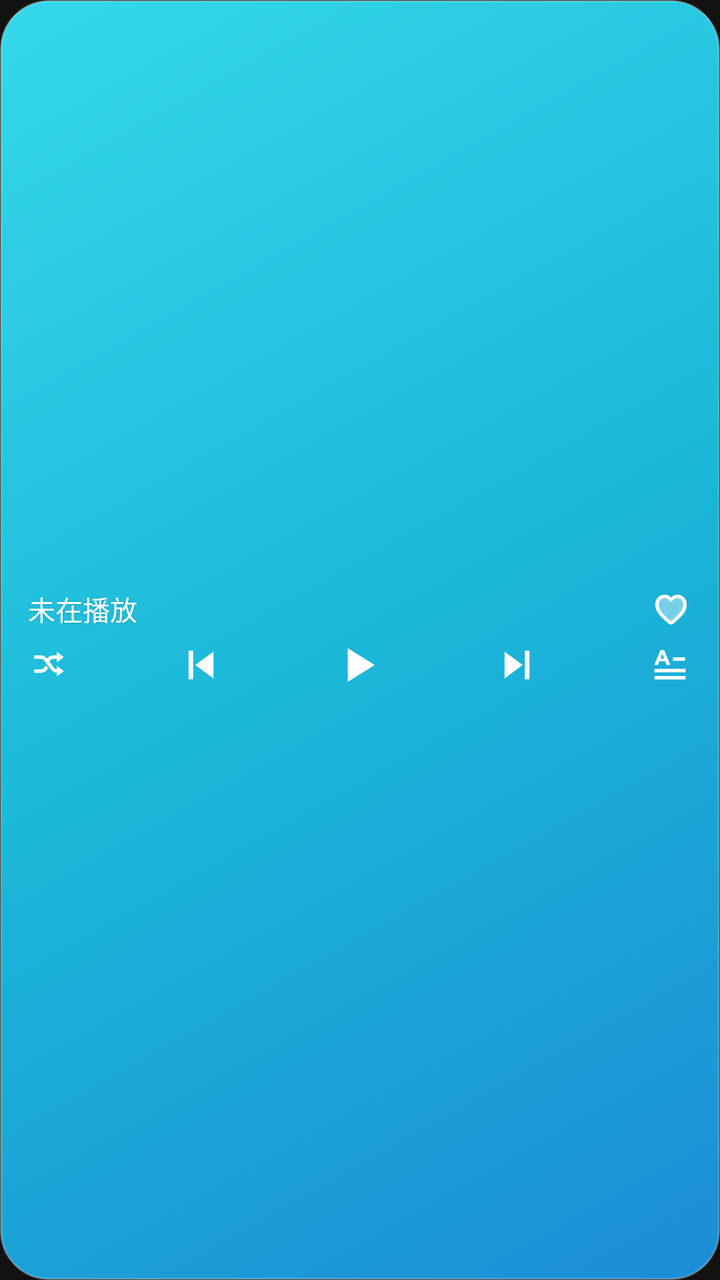
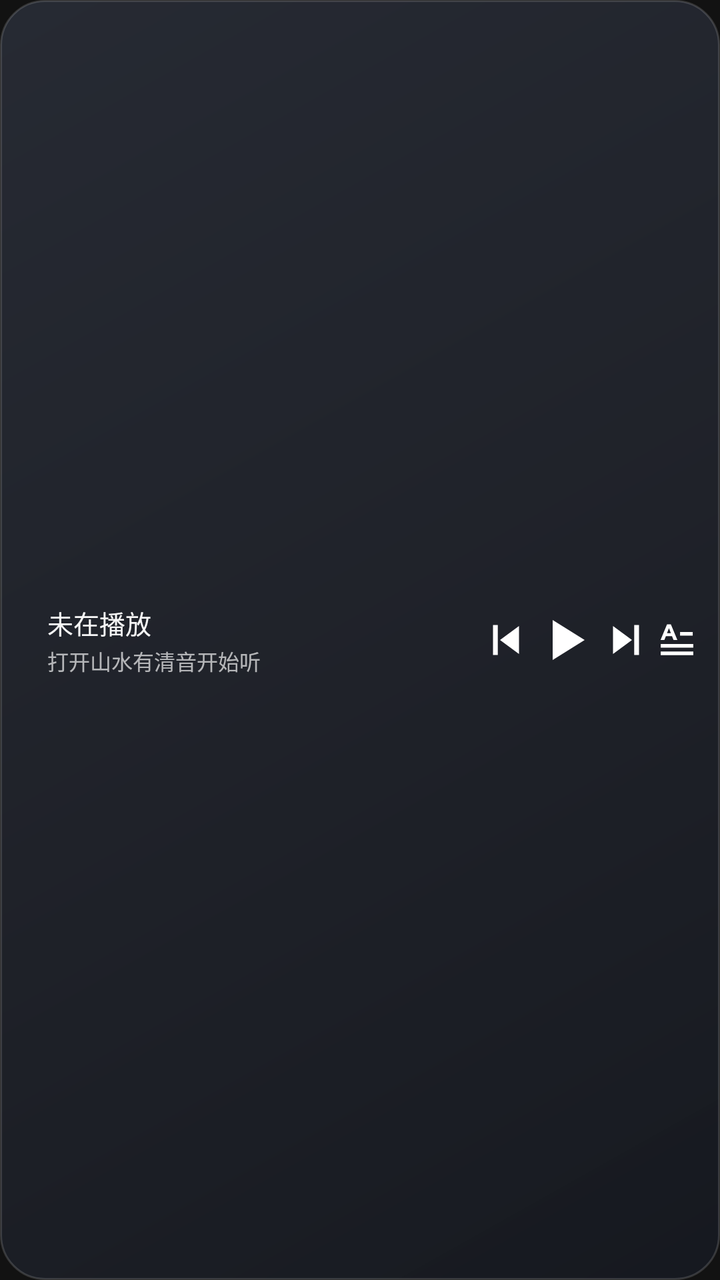

Compare the two renders of this Android layout. The source of the first and the diff that turns it into the second are given below.
<!-- AndroidManifest.xml: application theme Theme.Sonance -->
<!-- res/layout/widget_minimal.xml -->
<?xml version="1.0" encoding="utf-8"?>
<FrameLayout xmlns:android="http://schemas.android.com/apk/res/android"
    android:id="@+id/widget_root"
    android:layout_width="match_parent"
    android:layout_height="match_parent"
    android:background="@android:color/transparent">

    <ImageView
        android:id="@+id/widget_bg_img"
        android:layout_width="match_parent"
        android:layout_height="match_parent"
        android:importantForAccessibility="no"
        android:scaleType="fitXY"
        android:src="@drawable/widget_bg" />

    <LinearLayout
        android:layout_width="match_parent"
        android:layout_height="match_parent"
        android:gravity="center_vertical"
        android:orientation="vertical"
        android:paddingStart="14dp"
        android:paddingTop="7dp"
        android:paddingEnd="14dp"
        android:paddingBottom="7dp">

        <ImageView
            android:id="@+id/widget_cover"
            android:layout_width="0dp"
            android:layout_height="0dp"
            android:importantForAccessibility="no"
            android:visibility="gone" />

        
        <LinearLayout
            android:layout_width="match_parent"
            android:layout_height="wrap_content"
            android:gravity="center_vertical"
            android:orientation="horizontal">

            <FrameLayout
                android:layout_width="0dp"
                android:layout_height="wrap_content"
                android:layout_marginEnd="6dp"
                android:layout_weight="1">

                <LinearLayout
                    android:id="@+id/widget_info_group"
                    android:layout_width="match_parent"
                    android:layout_height="wrap_content"
                    android:orientation="vertical">

                    <TextView
                        android:id="@+id/widget_title"
                        android:layout_width="match_parent"
                        android:layout_height="wrap_content"
                        android:ellipsize="end"
                        android:fontFamily="sans-serif-medium"
                        android:includeFontPadding="false"
                        android:maxLines="1"
                        android:shadowColor="#26000000"
                        android:shadowDy="1"
                        android:shadowRadius="2"
                        android:text="@string/widget_idle_title"
                        android:textColor="#FFFFFFFF"
                        android:textSize="13.5sp" />

                    <TextView
                        android:id="@+id/widget_artist"
                        android:layout_width="0dp"
                        android:layout_height="0dp"
                        android:visibility="gone" />
                </LinearLayout>

                <LinearLayout
                    android:id="@+id/widget_lyric_group"
                    android:layout_width="match_parent"
                    android:layout_height="wrap_content"
                    android:orientation="vertical"
                    android:visibility="gone">

                    <TextView
                        android:id="@+id/widget_lyric_prev"
                        android:layout_width="0dp"
                        android:layout_height="0dp"
                        android:visibility="gone" />

                    <TextView
                        android:id="@+id/widget_lyric_cur"
                        android:layout_width="match_parent"
                        android:layout_height="wrap_content"
                        android:ellipsize="end"
                        android:fontFamily="sans-serif-medium"
                        android:includeFontPadding="false"
                        android:maxLines="1"
                        android:shadowColor="#26000000"
                        android:shadowDy="1"
                        android:shadowRadius="2"
                        android:textColor="#FFFFFFFF"
                        android:textSize="13.5sp" />

                    <TextView
                        android:id="@+id/widget_lyric_next"
                        android:layout_width="0dp"
                        android:layout_height="0dp"
                        android:visibility="gone" />
                </LinearLayout>
            </FrameLayout>

            <ImageView
                android:id="@+id/widget_fav"
                android:layout_width="21dp"
                android:layout_height="21dp"
                android:background="@drawable/widget_btn_ripple"
                android:contentDescription="@string/widget_fav_desc"
                android:scaleType="fitCenter"
                android:src="@drawable/widget_ic_heart_outline" />
        </LinearLayout>

        
        <LinearLayout
            android:id="@+id/widget_controls"
            android:layout_width="match_parent"
            android:layout_height="wrap_content"
            android:layout_marginTop="4dp"
            android:gravity="center_vertical"
            android:orientation="horizontal">

            <ImageView
                android:id="@+id/widget_mode"
                android:layout_width="21dp"
                android:layout_height="21dp"
                android:background="@drawable/widget_btn_ripple"
                android:contentDescription="@string/widget_mode_desc"
                android:scaleType="fitCenter"
                android:src="@drawable/widget_ic_mode_shuffle" />

            <FrameLayout
                android:layout_width="0dp"
                android:layout_height="1dp"
                android:layout_weight="1" />

            <ImageView
                android:id="@+id/widget_prev"
                android:layout_width="23dp"
                android:layout_height="23dp"
                android:background="@drawable/widget_btn_ripple"
                android:contentDescription="@string/widget_prev_desc"
                android:scaleType="fitCenter"
                android:src="@drawable/widget_ic_prev" />

            <FrameLayout
                android:layout_width="0dp"
                android:layout_height="1dp"
                android:layout_weight="1" />

            <ImageView
                android:id="@+id/widget_play"
                android:layout_width="27dp"
                android:layout_height="27dp"
                android:background="@drawable/widget_btn_ripple"
                android:contentDescription="@string/widget_play_desc"
                android:scaleType="fitCenter"
                android:src="@drawable/widget_ic_play" />

            <FrameLayout
                android:layout_width="0dp"
                android:layout_height="1dp"
                android:layout_weight="1" />

            <ImageView
                android:id="@+id/widget_next"
                android:layout_width="23dp"
                android:layout_height="23dp"
                android:background="@drawable/widget_btn_ripple"
                android:contentDescription="@string/widget_next_desc"
                android:scaleType="fitCenter"
                android:src="@drawable/widget_ic_next" />

            <FrameLayout
                android:layout_width="0dp"
                android:layout_height="1dp"
                android:layout_weight="1" />

            <ImageView
                android:id="@+id/widget_lyric_toggle"
                android:layout_width="22dp"
                android:layout_height="22dp"
                android:background="@drawable/widget_btn_ripple"
                android:contentDescription="@string/widget_lyric_desc"
                android:scaleType="fitCenter"
                android:src="@drawable/widget_ic_lyric" />
        </LinearLayout>
    </LinearLayout>

    <TextView
        android:id="@+id/widget_brand"
        android:layout_width="0dp"
        android:layout_height="0dp"
        android:visibility="gone" />

    <LinearLayout
        android:id="@+id/widget_progress_row"
        android:layout_width="0dp"
        android:layout_height="0dp"
        android:orientation="horizontal"
        android:visibility="gone">

        <TextView
            android:id="@+id/widget_time_cur"
            android:layout_width="wrap_content"
            android:layout_height="wrap_content" />

        <ImageView
            android:id="@+id/widget_progress"
            android:layout_width="0dp"
            android:layout_height="0dp"
            android:layout_weight="1"
            android:importantForAccessibility="no" />

        <TextView
            android:id="@+id/widget_time_total"
            android:layout_width="wrap_content"
            android:layout_height="wrap_content" />
    </LinearLayout>
</FrameLayout>
<!-- resources referenced by this layout -->
<resources>
  <!-- drawable widget_bg (drawable) -->
  <?xml version="1.0" encoding="utf-8"?>
  <shape xmlns:android="http://schemas.android.com/apk/res/android"
      android:shape="rectangle">
      <gradient
          android:angle="315"
          android:centerColor="#FF1BB8D8"
          android:endColor="#FF1C8CD6"
          android:startColor="#FF35D8EB"
          android:type="linear" />
      <corners android:radius="24dp" />
      <stroke
          android:width="1dp"
          android:color="#48FFFFFF" />
  </shape>
  <!-- drawable widget_btn_ripple (drawable) -->
  <?xml version="1.0" encoding="utf-8"?>
  <ripple xmlns:android="http://schemas.android.com/apk/res/android"
      android:color="#33FFFFFF" />
  <!-- drawable widget_ic_heart_outline (drawable) -->
  <?xml version="1.0" encoding="utf-8"?>
  <vector xmlns:android="http://schemas.android.com/apk/res/android"
      android:width="24dp"
      android:height="24dp"
      android:viewportWidth="24"
      android:viewportHeight="24">
      
      <path
          android:fillColor="#66FFFFFF"
          android:pathData="M12,20.8 C11.4,20.8 10.8,20.5 10.2,20.0 C6.2,16.5 3.0,13.6 3.0,9.4 C3.0,6.2 5.4,3.8 8.4,3.8 C10.0,3.8 11.4,4.5 12,5.6 C12.6,4.5 14.0,3.8 15.6,3.8 C18.6,3.8 21.0,6.2 21.0,9.4 C21.0,13.6 17.8,16.5 13.8,20.0 C13.2,20.5 12.6,20.8 12,20.8 Z" />
      <path
          android:fillColor="#FFFFFFFF"
          android:pathData="M15.6,3.8 C14.0,3.8 12.6,4.5 12,5.6 C11.4,4.5 10.0,3.8 8.4,3.8 C5.4,3.8 3.0,6.2 3.0,9.4 C3.0,13.6 6.2,16.5 10.2,20.0 C10.8,20.5 11.4,20.8 12,20.8 C12.6,20.8 13.2,20.5 13.8,20.0 C17.8,16.5 21.0,13.6 21.0,9.4 C21.0,6.2 18.6,3.8 15.6,3.8 Z M12.6,18.5 C12.2,18.8 11.8,18.8 11.4,18.5 C7.8,15.3 5.0,12.8 5.0,9.4 C5.0,7.3 6.5,5.8 8.4,5.8 C9.7,5.8 10.9,6.6 11.4,7.7 L12.6,7.7 C13.1,6.6 14.3,5.8 15.6,5.8 C17.5,5.8 19.0,7.3 19.0,9.4 C19.0,12.8 16.2,15.3 12.6,18.5 Z" />
  </vector>
  <!-- drawable widget_ic_mode_shuffle (drawable) -->
  <?xml version="1.0" encoding="utf-8"?>
  <vector xmlns:android="http://schemas.android.com/apk/res/android"
      android:width="24dp"
      android:height="24dp"
      android:viewportWidth="24"
      android:viewportHeight="24">
      
      <path
          android:fillColor="#FFFFFFFF"
          android:pathData="M16.5,4.5 L20.5,7.5 L16.5,10.5 L16.5,8.5 L14.6,8.5 C13.7,8.5 12.9,9.0 12.3,9.8 L11.4,11.1 L10.0,9.5 L10.9,8.3 C11.8,7.1 13.1,6.5 14.6,6.5 L16.5,6.5 Z" />
      <path
          android:fillColor="#FFFFFFFF"
          android:pathData="M3.5,6.5 L7.2,6.5 C8.7,6.5 10.0,7.1 10.9,8.3 L14.7,13.4 C15.2,14.1 16.0,14.5 16.9,14.5 L16.5,14.5 L16.5,12.5 L20.5,15.5 L16.5,18.5 L16.5,16.5 L16.9,16.5 C15.4,16.5 14.0,15.8 13.1,14.6 L9.3,9.5 C8.8,8.8 8.0,8.5 7.2,8.5 L3.5,8.5 Z" />
      <path
          android:fillColor="#FFFFFFFF"
          android:pathData="M3.5,14.5 L7.2,14.5 C8.0,14.5 8.8,14.1 9.3,13.4 L10.2,12.2 L11.6,13.8 L10.9,14.6 C10.0,15.8 8.7,16.5 7.2,16.5 L3.5,16.5 Z" />
  </vector>
  <!-- drawable widget_ic_play (drawable) -->
  <?xml version="1.0" encoding="utf-8"?>
  <vector xmlns:android="http://schemas.android.com/apk/res/android"
      android:width="24dp"
      android:height="24dp"
      android:viewportWidth="24"
      android:viewportHeight="24">
      <path
          android:fillColor="#FFFFFFFF"
          android:pathData="M7,4.5 L19,12 L7,19.5 Z" />
  </vector>
  <string name="widget_fav_desc">收藏或取消收藏</string>
  <string name="widget_idle_title">未在播放</string>
  <string name="widget_lyric_desc">显示或隐藏歌词</string>
  <string name="widget_mode_desc">切换播放模式</string>
  <string name="widget_next_desc">下一首</string>
  <string name="widget_play_desc">播放或暂停</string>
  <string name="widget_prev_desc">上一首</string>
  <color name="window_bg">#FF121212</color>
  <!-- unchanged entries left out for length: 4 -->
</resources>

<!-- the commit's change to res/layout/widget_minimal.xml (unified diff, before → after) -->
@@ -17,174 +17,141 @@
         android:layout_width="match_parent"
         android:layout_height="match_parent"
         android:gravity="center_vertical"
-        android:orientation="vertical"
-        android:paddingStart="14dp"
-        android:paddingTop="7dp"
-        android:paddingEnd="14dp"
-        android:paddingBottom="7dp">
+        android:orientation="horizontal"
+        android:paddingStart="12dp"
+        android:paddingTop="8dp"
+        android:paddingEnd="10dp"
+        android:paddingBottom="8dp">
 
         <ImageView
-            android:id="@+id/widget_cover"
-            android:layout_width="0dp"
-            android:layout_height="0dp"
+            android:id="@id/widget_minimal_accent"
+            android:layout_width="3.5dp"
+            android:layout_height="28dp"
             android:importantForAccessibility="no"
-            android:visibility="gone" />
-
-        
+            android:scaleType="fitXY" />
+
+        <FrameLayout
+            android:layout_width="0dp"
+            android:layout_height="wrap_content"
+            android:layout_marginStart="8dp"
+            android:layout_marginEnd="6dp"
+            android:layout_weight="1">
+
+            <LinearLayout
+                android:id="@+id/widget_info_group"
+                android:layout_width="match_parent"
+                android:layout_height="wrap_content"
+                android:orientation="vertical">
+
+                <TextView
+                    android:id="@+id/widget_title"
+                    android:layout_width="match_parent"
+                    android:layout_height="wrap_content"
+                    android:ellipsize="end"
+                    android:fontFamily="sans-serif-medium"
+                    android:includeFontPadding="false"
+                    android:maxLines="1"
+                    android:text="@string/widget_idle_title"
+                    android:textColor="#F5FFFFFF"
+                    android:textSize="13sp" />
+
+                <TextView
+                    android:id="@+id/widget_artist"
+                    android:layout_width="match_parent"
+                    android:layout_height="wrap_content"
+                    android:layout_marginTop="2dp"
+                    android:ellipsize="end"
+                    android:includeFontPadding="false"
+                    android:maxLines="1"
+                    android:text="@string/widget_idle_subtitle"
+                    android:textColor="#ABFFFFFF"
+                    android:textSize="10.5sp" />
+            </LinearLayout>
+
+            <LinearLayout
+                android:id="@+id/widget_lyric_group"
+                android:layout_width="match_parent"
+                android:layout_height="wrap_content"
+                android:orientation="vertical"
+                android:visibility="gone">
+
+                <TextView
+                    android:id="@+id/widget_lyric_prev"
+                    android:layout_width="0dp"
+                    android:layout_height="0dp"
+                    android:visibility="gone" />
+
+                <TextView
+                    android:id="@+id/widget_lyric_cur"
+                    android:layout_width="match_parent"
+                    android:layout_height="wrap_content"
+                    android:ellipsize="end"
+                    android:fontFamily="sans-serif-medium"
+                    android:includeFontPadding="false"
+                    android:maxLines="1"
+                    android:textColor="#F5FFFFFF"
+                    android:textSize="12.5sp" />
+
+                <TextView
+                    android:id="@id/widget_lyric_song_title"
+                    android:layout_width="match_parent"
+                    android:layout_height="wrap_content"
+                    android:layout_marginTop="2dp"
+                    android:ellipsize="end"
+                    android:includeFontPadding="false"
+                    android:maxLines="1"
+                    android:textColor="#ABFFFFFF"
+                    android:textSize="10sp" />
+
+                <TextView
+                    android:id="@+id/widget_lyric_next"
+                    android:layout_width="0dp"
+                    android:layout_height="0dp"
+                    android:visibility="gone" />
+            </LinearLayout>
+        </FrameLayout>
+
         <LinearLayout
-            android:layout_width="match_parent"
+            android:id="@+id/widget_controls"
+            android:layout_width="wrap_content"
             android:layout_height="wrap_content"
             android:gravity="center_vertical"
             android:orientation="horizontal">
 
-            <FrameLayout
-                android:layout_width="0dp"
-                android:layout_height="wrap_content"
-                android:layout_marginEnd="6dp"
-                android:layout_weight="1">
-
-                <LinearLayout
-                    android:id="@+id/widget_info_group"
-                    android:layout_width="match_parent"
-                    android:layout_height="wrap_content"
-                    android:orientation="vertical">
-
-                    <TextView
-                        android:id="@+id/widget_title"
-                        android:layout_width="match_parent"
-                        android:layout_height="wrap_content"
-                        android:ellipsize="end"
-                        android:fontFamily="sans-serif-medium"
-                        android:includeFontPadding="false"
-                        android:maxLines="1"
-                        android:shadowColor="#26000000"
-                        android:shadowDy="1"
-                        android:shadowRadius="2"
-                        android:text="@string/widget_idle_title"
-                        android:textColor="#FFFFFFFF"
-                        android:textSize="13.5sp" />
-
-                    <TextView
-                        android:id="@+id/widget_artist"
-                        android:layout_width="0dp"
-                        android:layout_height="0dp"
-                        android:visibility="gone" />
-                </LinearLayout>
-
-                <LinearLayout
-                    android:id="@+id/widget_lyric_group"
-                    android:layout_width="match_parent"
-                    android:layout_height="wrap_content"
-                    android:orientation="vertical"
-                    android:visibility="gone">
-
-                    <TextView
-                        android:id="@+id/widget_lyric_prev"
-                        android:layout_width="0dp"
-                        android:layout_height="0dp"
-                        android:visibility="gone" />
-
-                    <TextView
-                        android:id="@+id/widget_lyric_cur"
-                        android:layout_width="match_parent"
-                        android:layout_height="wrap_content"
-                        android:ellipsize="end"
-                        android:fontFamily="sans-serif-medium"
-                        android:includeFontPadding="false"
-                        android:maxLines="1"
-                        android:shadowColor="#26000000"
-                        android:shadowDy="1"
-                        android:shadowRadius="2"
-                        android:textColor="#FFFFFFFF"
-                        android:textSize="13.5sp" />
-
-                    <TextView
-                        android:id="@+id/widget_lyric_next"
-                        android:layout_width="0dp"
-                        android:layout_height="0dp"
-                        android:visibility="gone" />
-                </LinearLayout>
-            </FrameLayout>
-
-            <ImageView
-                android:id="@+id/widget_fav"
-                android:layout_width="21dp"
-                android:layout_height="21dp"
-                android:background="@drawable/widget_btn_ripple"
-                android:contentDescription="@string/widget_fav_desc"
-                android:scaleType="fitCenter"
-                android:src="@drawable/widget_ic_heart_outline" />
-        </LinearLayout>
-
-        
-        <LinearLayout
-            android:id="@+id/widget_controls"
-            android:layout_width="match_parent"
-            android:layout_height="wrap_content"
-            android:layout_marginTop="4dp"
-            android:gravity="center_vertical"
-            android:orientation="horizontal">
-
-            <ImageView
-                android:id="@+id/widget_mode"
-                android:layout_width="21dp"
-                android:layout_height="21dp"
-                android:background="@drawable/widget_btn_ripple"
-                android:contentDescription="@string/widget_mode_desc"
-                android:scaleType="fitCenter"
-                android:src="@drawable/widget_ic_mode_shuffle" />
-
-            <FrameLayout
-                android:layout_width="0dp"
-                android:layout_height="1dp"
-                android:layout_weight="1" />
-
             <ImageView
                 android:id="@+id/widget_prev"
+                android:layout_width="24dp"
+                android:layout_height="24dp"
+                android:background="@drawable/widget_btn_ripple"
+                android:contentDescription="@string/widget_prev_desc"
+                android:scaleType="fitCenter"
+                android:src="@drawable/widget_ic_prev" />
+
+            <ImageView
+                android:id="@+id/widget_play"
+                android:layout_width="32dp"
+                android:layout_height="32dp"
+                android:layout_marginStart="2dp"
+                android:background="@drawable/widget_btn_ripple"
+                android:contentDescription="@string/widget_play_desc"
+                android:scaleType="fitCenter"
+                android:src="@drawable/widget_ic_play" />
+
+            <ImageView
+                android:id="@+id/widget_next"
+                android:layout_width="24dp"
+                android:layout_height="24dp"
+                android:layout_marginStart="2dp"
+                android:background="@drawable/widget_btn_ripple"
+                android:contentDescription="@string/widget_next_desc"
+                android:scaleType="fitCenter"
+                android:src="@drawable/widget_ic_next" />
+
+            <ImageView
+                android:id="@+id/widget_lyric_toggle"
                 android:layout_width="23dp"
                 android:layout_height="23dp"
-                android:background="@drawable/widget_btn_ripple"
-                android:contentDescription="@string/widget_prev_desc"
-                android:scaleType="fitCenter"
-                android:src="@drawable/widget_ic_prev" />
-
-            <FrameLayout
-                android:layout_width="0dp"
-                android:layout_height="1dp"
-                android:layout_weight="1" />
-
-            <ImageView
-                android:id="@+id/widget_play"
-                android:layout_width="27dp"
-                android:layout_height="27dp"
-                android:background="@drawable/widget_btn_ripple"
-                android:contentDescription="@string/widget_play_desc"
-                android:scaleType="fitCenter"
-                android:src="@drawable/widget_ic_play" />
-
-            <FrameLayout
-                android:layout_width="0dp"
-                android:layout_height="1dp"
-                android:layout_weight="1" />
-
-            <ImageView
-                android:id="@+id/widget_next"
-                android:layout_width="23dp"
-                android:layout_height="23dp"
-                android:background="@drawable/widget_btn_ripple"
-                android:contentDescription="@string/widget_next_desc"
-                android:scaleType="fitCenter"
-                android:src="@drawable/widget_ic_next" />
-
-            <FrameLayout
-                android:layout_width="0dp"
-                android:layout_height="1dp"
-                android:layout_weight="1" />
-
-            <ImageView
-                android:id="@+id/widget_lyric_toggle"
-                android:layout_width="22dp"
-                android:layout_height="22dp"
+                android:layout_marginStart="2dp"
                 android:background="@drawable/widget_btn_ripple"
                 android:contentDescription="@string/widget_lyric_desc"
                 android:scaleType="fitCenter"
@@ -192,6 +159,28 @@
         </LinearLayout>
     </LinearLayout>
 
+    
+    <ImageView
+        android:id="@+id/widget_cover"
+        android:layout_width="0dp"
+        android:layout_height="0dp"
+        android:importantForAccessibility="no"
+        android:visibility="gone" />
+
+    <ImageView
+        android:id="@+id/widget_fav"
+        android:layout_width="0dp"
+        android:layout_height="0dp"
+        android:importantForAccessibility="no"
+        android:visibility="gone" />
+
+    <ImageView
+        android:id="@+id/widget_mode"
+        android:layout_width="0dp"
+        android:layout_height="0dp"
+        android:importantForAccessibility="no"
+        android:visibility="gone" />
+
     <TextView
         android:id="@+id/widget_brand"
         android:layout_width="0dp"
@@ -207,19 +196,18 @@
 
         <TextView
             android:id="@+id/widget_time_cur"
-            android:layout_width="wrap_content"
-            android:layout_height="wrap_content" />
+            android:layout_width="0dp"
+            android:layout_height="0dp" />
 
         <ImageView
             android:id="@+id/widget_progress"
             android:layout_width="0dp"
             android:layout_height="0dp"
-            android:layout_weight="1"
             android:importantForAccessibility="no" />
 
         <TextView
             android:id="@+id/widget_time_total"
-            android:layout_width="wrap_content"
-            android:layout_height="wrap_content" />
+            android:layout_width="0dp"
+            android:layout_height="0dp" />
     </LinearLayout>
 </FrameLayout>
<!-- resource entries referenced after the edit -->
@@ -6,52 +6,19 @@
       android:shape="rectangle">
       <gradient
           android:angle="315"
-          android:centerColor="#FF1BB8D8"
-          android:endColor="#FF1C8CD6"
-          android:startColor="#FF35D8EB"
+          android:centerColor="#EB20232B"
+          android:endColor="#F2161920"
+          android:startColor="#E8282C36"
           android:type="linear" />
-      <corners android:radius="24dp" />
+      <corners android:radius="22dp" />
       <stroke
           android:width="1dp"
-          android:color="#48FFFFFF" />
+          android:color="#26FFFFFF" />
   </shape>
   <!-- drawable widget_btn_ripple (drawable) -->
   <?xml version="1.0" encoding="utf-8"?>
   <ripple xmlns:android="http://schemas.android.com/apk/res/android"
       android:color="#33FFFFFF" />
-  <!-- drawable widget_ic_heart_outline (drawable) -->
-  <?xml version="1.0" encoding="utf-8"?>
-  <vector xmlns:android="http://schemas.android.com/apk/res/android"
-      android:width="24dp"
-      android:height="24dp"
-      android:viewportWidth="24"
-      android:viewportHeight="24">
-      
-      <path
-          android:fillColor="#66FFFFFF"
-          android:pathData="M12,20.8 C11.4,20.8 10.8,20.5 10.2,20.0 C6.2,16.5 3.0,13.6 3.0,9.4 C3.0,6.2 5.4,3.8 8.4,3.8 C10.0,3.8 11.4,4.5 12,5.6 C12.6,4.5 14.0,3.8 15.6,3.8 C18.6,3.8 21.0,6.2 21.0,9.4 C21.0,13.6 17.8,16.5 13.8,20.0 C13.2,20.5 12.6,20.8 12,20.8 Z" />
-      <path
-          android:fillColor="#FFFFFFFF"
-          android:pathData="M15.6,3.8 C14.0,3.8 12.6,4.5 12,5.6 C11.4,4.5 10.0,3.8 8.4,3.8 C5.4,3.8 3.0,6.2 3.0,9.4 C3.0,13.6 6.2,16.5 10.2,20.0 C10.8,20.5 11.4,20.8 12,20.8 C12.6,20.8 13.2,20.5 13.8,20.0 C17.8,16.5 21.0,13.6 21.0,9.4 C21.0,6.2 18.6,3.8 15.6,3.8 Z M12.6,18.5 C12.2,18.8 11.8,18.8 11.4,18.5 C7.8,15.3 5.0,12.8 5.0,9.4 C5.0,7.3 6.5,5.8 8.4,5.8 C9.7,5.8 10.9,6.6 11.4,7.7 L12.6,7.7 C13.1,6.6 14.3,5.8 15.6,5.8 C17.5,5.8 19.0,7.3 19.0,9.4 C19.0,12.8 16.2,15.3 12.6,18.5 Z" />
-  </vector>
-  <!-- drawable widget_ic_mode_shuffle (drawable) -->
-  <?xml version="1.0" encoding="utf-8"?>
-  <vector xmlns:android="http://schemas.android.com/apk/res/android"
-      android:width="24dp"
-      android:height="24dp"
-      android:viewportWidth="24"
-      android:viewportHeight="24">
-      
-      <path
-          android:fillColor="#FFFFFFFF"
-          android:pathData="M16.5,4.5 L20.5,7.5 L16.5,10.5 L16.5,8.5 L14.6,8.5 C13.7,8.5 12.9,9.0 12.3,9.8 L11.4,11.1 L10.0,9.5 L10.9,8.3 C11.8,7.1 13.1,6.5 14.6,6.5 L16.5,6.5 Z" />
-      <path
-          android:fillColor="#FFFFFFFF"
-          android:pathData="M3.5,6.5 L7.2,6.5 C8.7,6.5 10.0,7.1 10.9,8.3 L14.7,13.4 C15.2,14.1 16.0,14.5 16.9,14.5 L16.5,14.5 L16.5,12.5 L20.5,15.5 L16.5,18.5 L16.5,16.5 L16.9,16.5 C15.4,16.5 14.0,15.8 13.1,14.6 L9.3,9.5 C8.8,8.8 8.0,8.5 7.2,8.5 L3.5,8.5 Z" />
-      <path
-          android:fillColor="#FFFFFFFF"
-          android:pathData="M3.5,14.5 L7.2,14.5 C8.0,14.5 8.8,14.1 9.3,13.4 L10.2,12.2 L11.6,13.8 L10.9,14.6 C10.0,15.8 8.7,16.5 7.2,16.5 L3.5,16.5 Z" />
-  </vector>
   <!-- drawable widget_ic_play (drawable) -->
   <?xml version="1.0" encoding="utf-8"?>
   <vector xmlns:android="http://schemas.android.com/apk/res/android"
@@ -63,10 +30,9 @@
           android:fillColor="#FFFFFFFF"
           android:pathData="M7,4.5 L19,12 L7,19.5 Z" />
   </vector>
-  <string name="widget_fav_desc">收藏或取消收藏</string>
+  <string name="widget_idle_subtitle">打开山水有清音开始听</string>
   <string name="widget_idle_title">未在播放</string>
   <string name="widget_lyric_desc">显示或隐藏歌词</string>
-  <string name="widget_mode_desc">切换播放模式</string>
   <string name="widget_next_desc">下一首</string>
   <string name="widget_play_desc">播放或暂停</string>
   <string name="widget_prev_desc">上一首</string>
